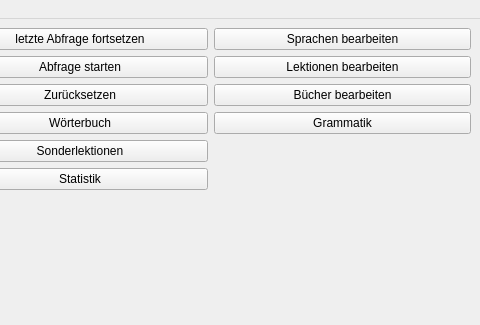
This is UIs/MainWindow.ui in JPaehr/VokabelTrainer as Qt 5 draws it before an edit; both pictures show x 320 to 800 and y 0 to 325 of the 800 by 600 pixel window. The edited form follows.
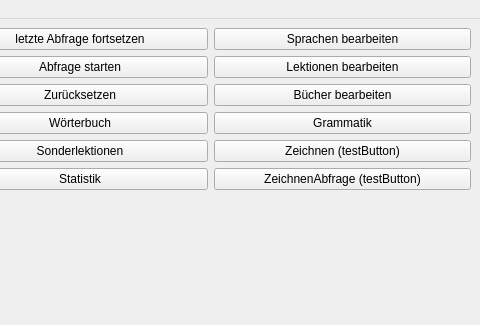
This is the edited form.

```diff
--- a/UIs/MainWindow.ui
+++ b/UIs/MainWindow.ui
@@ -131,6 +131,20 @@
           </property>
          </widget>
         </item>
+        <item>
+         <widget class="QPushButton" name="pBDraw">
+          <property name="text">
+           <string>Zeichnen (testButton)</string>
+          </property>
+         </widget>
+        </item>
+        <item>
+         <widget class="QPushButton" name="pBDrawQuery">
+          <property name="text">
+           <string>ZeichnenAbfrage (testButton)</string>
+          </property>
+         </widget>
+        </item>
         <item>
          <widget class="QWidget" name="widget_3" native="true"/>
         </item>
```
